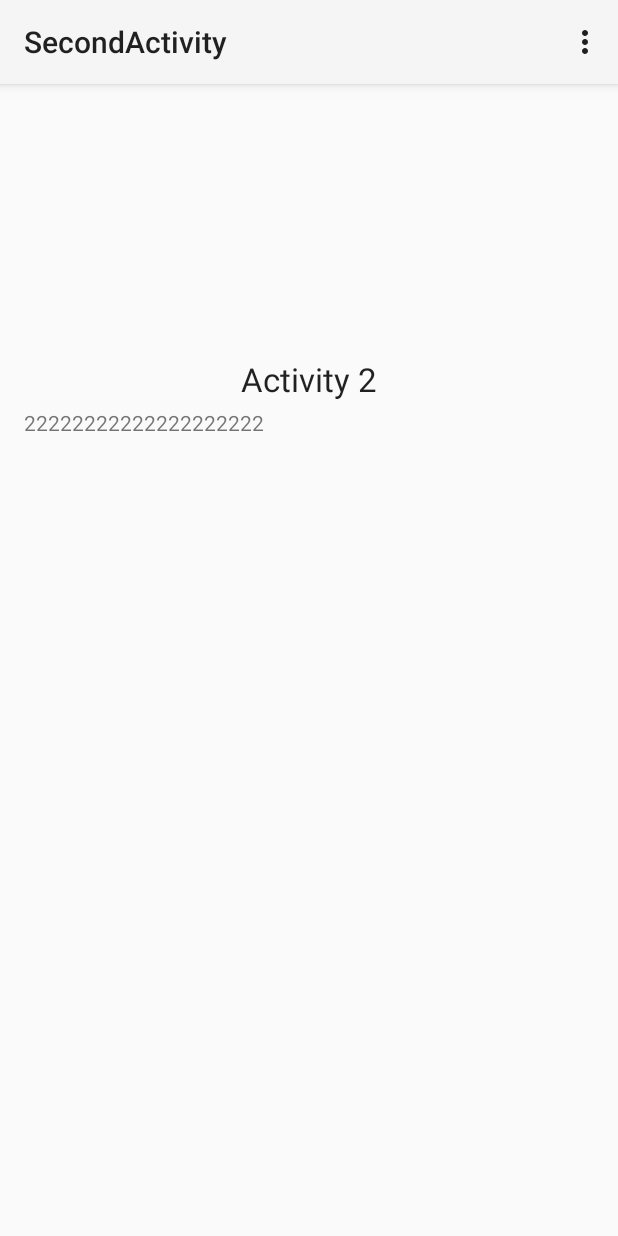
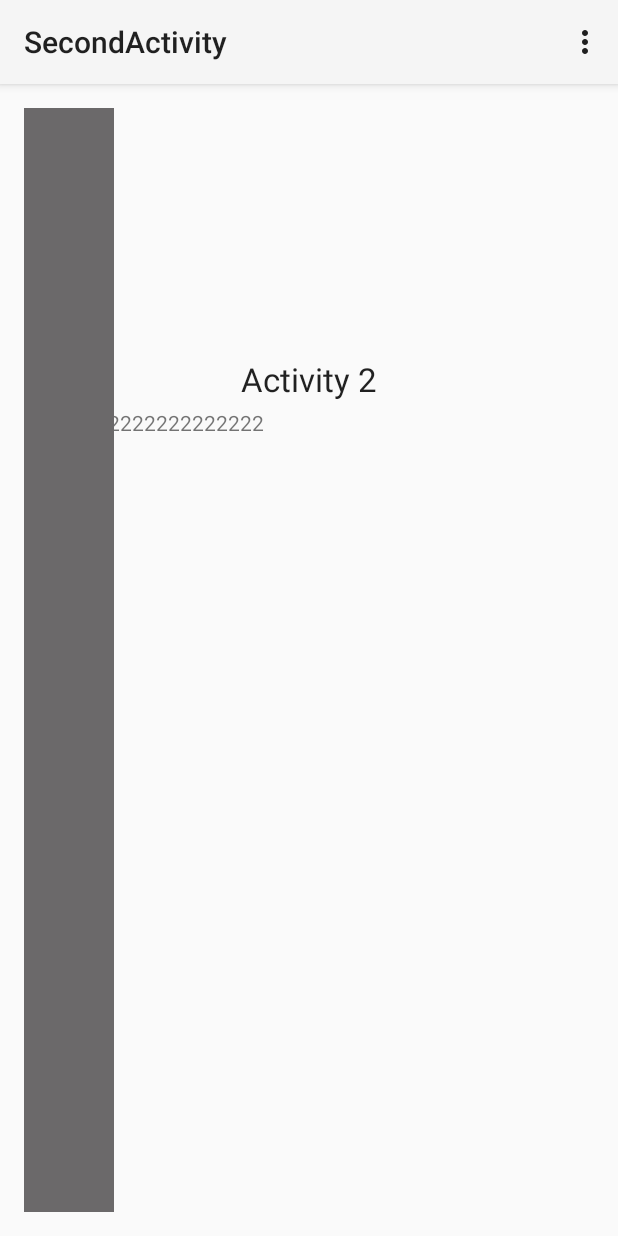
Before and after one commit to takumi-saito/ActivityTransitionTest3, an Android app: the screen it shows after launch (SecondActivity), after a tap on "GO TO SUB", on a phone screen of 412 x 824 dp. Run offline under Robolectric (Android 15) with nearby library versions, the phone set to English and light mode, and no system bars.

Commit message:
3背景を左方向へスライド

```diff
--- a/app/src/main/java/com/example/chicken/activitytransitiontest3/MainActivity.java
+++ b/app/src/main/java/com/example/chicken/activitytransitiontest3/MainActivity.java
@@ -14,9 +14,12 @@ import android.widget.Button;
 
 public class MainActivity extends Activity {
 
-    private View mShareView;
+    private View mShareViewLightGray;
+    private View mShareViewGray;
+    private View mShareViewDarkGray;
     public static String mShareLightGray = "light_gray";
-
+    public static String mShareGray = "gray";
+    public static String mShareDarkGray = "dark_gray";
 
     @Override
     protected void onCreate(Bundle savedInstanceState) {
@@ -26,7 +29,7 @@ public class MainActivity extends Activity {
 
         Button button = (Button)findViewById(R.id.button);
         Slide slide1 = new Slide();
-        slide1.setDuration(2000);
+        slide1.setDuration(500);
         //左方向へスライド
         slide1.setSlideEdge(Gravity.LEFT);
 
@@ -38,15 +41,21 @@ public class MainActivity extends Activity {
         getWindow().setExitTransition(slide1);
         getWindow().setEnterTransition(slide1);
 
-        mShareView = findViewById(R.id.light_gray);
+        mShareViewLightGray = findViewById(R.id.light_gray);
+        mShareViewGray = findViewById(R.id.gray);
+        mShareViewDarkGray = findViewById(R.id.dark_gray);
 
         button.setOnClickListener(new View.OnClickListener() {
             @Override
             public void onClick(View v) {
 
                 Intent intent = new Intent(MainActivity.this, SecondActivity.class);
-                    Pair<View, String> share = Pair.create(mShareView, mShareLightGray);
-                Bundle bundle = ActivityOptions.makeSceneTransitionAnimation(MainActivity.this, share).toBundle();
+
+                Pair<View, String> shareLightGray = Pair.create(mShareViewLightGray, mShareLightGray);
+                Pair<View, String> shareGray = Pair.create(mShareViewGray, mShareGray);
+                Pair<View, String> shareDarkGray = Pair.create(mShareViewDarkGray, mShareDarkGray);
+
+                Bundle bundle = ActivityOptions.makeSceneTransitionAnimation(MainActivity.this, shareLightGray, shareGray, shareDarkGray).toBundle();
                 startActivity(intent, bundle);
 
             }
--- a/app/src/main/java/com/example/chicken/activitytransitiontest3/SecondActivity.java
+++ b/app/src/main/java/com/example/chicken/activitytransitiontest3/SecondActivity.java
@@ -14,6 +14,8 @@ public class SecondActivity extends Activity {
 
         //エレメント名をセット
         findViewById(R.id.light_gray).setTransitionName(MainActivity.mShareLightGray);
+        findViewById(R.id.gray).setTransitionName(MainActivity.mShareGray);
+        findViewById(R.id.dark_gray).setTransitionName(MainActivity.mShareDarkGray);
 
     }
 
--- a/app/src/main/res/layout/activity_main.xml
+++ b/app/src/main/res/layout/activity_main.xml
@@ -22,8 +22,22 @@
         android:id="@+id/light_gray"
         android:layout_width="300dp"
         android:layout_height="match_parent"
-        android:layout_marginLeft="360dp"
+        android:layout_marginLeft="300dp"
         android:background="@drawable/light_gray"
         android:transitionName="light_gray"/>
+    <ImageView
+        android:id="@+id/gray"
+        android:layout_width="300dp"
+        android:layout_height="match_parent"
+        android:layout_marginLeft="330dp"
+        android:background="@drawable/gray"
+        android:transitionName="gray"/>
+    <ImageView
+        android:id="@+id/dark_gray"
+        android:layout_width="300dp"
+        android:layout_height="match_parent"
+        android:layout_marginLeft="360dp"
+        android:background="@drawable/dark_gray"
+        android:transitionName="dark_gray"/>
 
 </RelativeLayout>
--- a/app/src/main/res/layout/activity_second.xml
+++ b/app/src/main/res/layout/activity_second.xml
@@ -29,5 +29,19 @@
         android:layout_marginLeft="-300dp"
         android:background="@drawable/light_gray"
         android:transitionName="light_gray"/>
+    <ImageView
+        android:id="@+id/gray"
+        android:layout_width="300dp"
+        android:layout_height="match_parent"
+        android:layout_marginLeft="-270dp"
+        android:background="@drawable/gray"
+        android:transitionName="gray"/>
+    <ImageView
+        android:id="@+id/dark_gray"
+        android:layout_width="300dp"
+        android:layout_height="match_parent"
+        android:layout_marginLeft="-240dp"
+        android:background="@drawable/dark_gray"
+        android:transitionName="dark_gray"/>
 
 </RelativeLayout>
```
Also changed, not shown: 1 other file.
